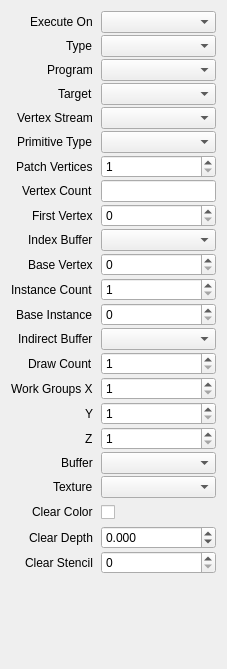
This is src/session/CallProperties.ui in houmain/gpupad as Qt 5 draws it before an edit. The edited form follows.
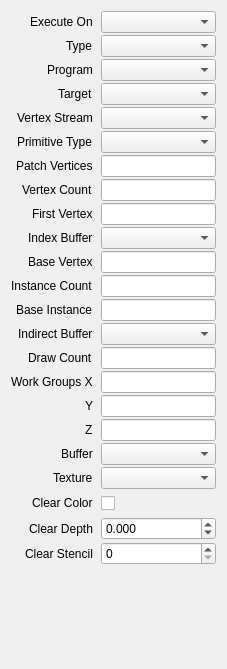
This is the edited form. Custom widgets are drawn as their Qt base class.

Commit message: Expressions for call arguments

Diff of the .ui file:
```diff
--- a/src/session/CallProperties.ui
+++ b/src/session/CallProperties.ui
@@ -101,13 +101,6 @@
        </property>
       </widget>
      </item>
-     <item row="6" column="1">
-      <widget class="QSpinBox" name="patchVertices">
-       <property name="minimum">
-        <number>1</number>
-       </property>
-      </widget>
-     </item>
      <item row="7" column="0">
       <widget class="QLabel" name="labelVertexCount">
        <property name="text">
@@ -115,9 +108,6 @@
        </property>
       </widget>
      </item>
-     <item row="7" column="1">
-      <widget class="ExpressionLineEdit" name="vertexCount"/>
-     </item>
      <item row="8" column="0">
       <widget class="QLabel" name="labelFirstVertex">
        <property name="text">
@@ -125,16 +115,6 @@
        </property>
       </widget>
      </item>
-     <item row="8" column="1">
-      <widget class="QSpinBox" name="firstVertex">
-       <property name="minimum">
-        <number>0</number>
-       </property>
-       <property name="maximum">
-        <number>100000000</number>
-       </property>
-      </widget>
-     </item>
      <item row="9" column="0">
       <widget class="QLabel" name="labelIndexBuffer">
        <property name="text">
@@ -152,13 +132,6 @@
        </property>
       </widget>
      </item>
-     <item row="10" column="1">
-      <widget class="QSpinBox" name="baseVertex">
-       <property name="maximum">
-        <number>100000000</number>
-       </property>
-      </widget>
-     </item>
      <item row="11" column="0">
       <widget class="QLabel" name="labelInstanceCount">
        <property name="text">
@@ -166,16 +139,6 @@
        </property>
       </widget>
      </item>
-     <item row="11" column="1">
-      <widget class="QSpinBox" name="instanceCount">
-       <property name="minimum">
-        <number>1</number>
-       </property>
-       <property name="maximum">
-        <number>100000000</number>
-       </property>
-      </widget>
-     </item>
      <item row="12" column="0">
       <widget class="QLabel" name="labelBaseInstance">
        <property name="text">
@@ -183,13 +146,6 @@
        </property>
       </widget>
      </item>
-     <item row="12" column="1">
-      <widget class="QSpinBox" name="baseInstance">
-       <property name="maximum">
-        <number>100000000</number>
-       </property>
-      </widget>
-     </item>
      <item row="13" column="0">
       <widget class="QLabel" name="labelIndirectBuffer">
        <property name="text">
@@ -207,16 +163,6 @@
        </property>
       </widget>
      </item>
-     <item row="14" column="1">
-      <widget class="QSpinBox" name="drawCount">
-       <property name="minimum">
-        <number>1</number>
-       </property>
-       <property name="maximum">
-        <number>100000000</number>
-       </property>
-      </widget>
-     </item>
      <item row="15" column="0">
       <widget class="QLabel" name="labelWorkGroupsX">
        <property name="text">
@@ -224,16 +170,6 @@
        </property>
       </widget>
      </item>
-     <item row="15" column="1">
-      <widget class="QSpinBox" name="workGroupsX">
-       <property name="minimum">
-        <number>1</number>
-       </property>
-       <property name="maximum">
-        <number>100000000</number>
-       </property>
-      </widget>
-     </item>
      <item row="16" column="0">
       <widget class="QLabel" name="labelWorkGroupsY">
        <property name="text">
@@ -241,16 +177,6 @@
        </property>
       </widget>
      </item>
-     <item row="16" column="1">
-      <widget class="QSpinBox" name="workGroupsY">
-       <property name="minimum">
-        <number>1</number>
-       </property>
-       <property name="maximum">
-        <number>100000000</number>
-       </property>
-      </widget>
-     </item>
      <item row="17" column="0">
       <widget class="QLabel" name="labelWorkGroupsZ">
        <property name="text">
@@ -258,16 +184,6 @@
        </property>
       </widget>
      </item>
-     <item row="17" column="1">
-      <widget class="QSpinBox" name="workGroupsZ">
-       <property name="minimum">
-        <number>1</number>
-       </property>
-       <property name="maximum">
-        <number>100000000</number>
-       </property>
-      </widget>
-     </item>
      <item row="18" column="0">
       <widget class="QLabel" name="labelBuffer">
        <property name="text">
@@ -342,6 +258,36 @@
        </property>
       </widget>
      </item>
+     <item row="7" column="1">
+      <widget class="ExpressionLineEdit" name="vertexCount"/>
+     </item>
+     <item row="6" column="1">
+      <widget class="ExpressionLineEdit" name="patchVertices"/>
+     </item>
+     <item row="8" column="1">
+      <widget class="ExpressionLineEdit" name="firstVertex"/>
+     </item>
+     <item row="10" column="1">
+      <widget class="ExpressionLineEdit" name="baseVertex"/>
+     </item>
+     <item row="11" column="1">
+      <widget class="ExpressionLineEdit" name="instanceCount"/>
+     </item>
+     <item row="12" column="1">
+      <widget class="ExpressionLineEdit" name="baseInstance"/>
+     </item>
+     <item row="14" column="1">
+      <widget class="ExpressionLineEdit" name="drawCount"/>
+     </item>
+     <item row="15" column="1">
+      <widget class="ExpressionLineEdit" name="workGroupsX"/>
+     </item>
+     <item row="16" column="1">
+      <widget class="ExpressionLineEdit" name="workGroupsY"/>
+     </item>
+     <item row="17" column="1">
+      <widget class="ExpressionLineEdit" name="workGroupsZ"/>
+     </item>
     </layout>
    </item>
   </layout>
```
The commit also changes 3 other files.
